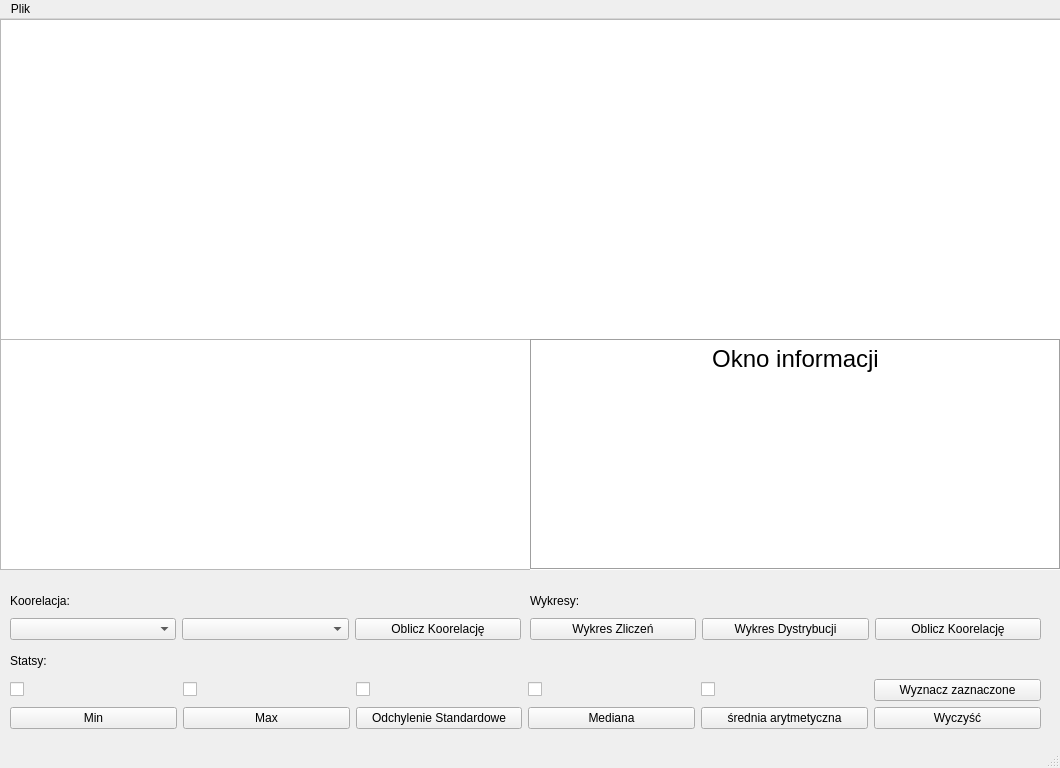
Old version of the form main.ui in the repository Krzys3n/Pynalise.
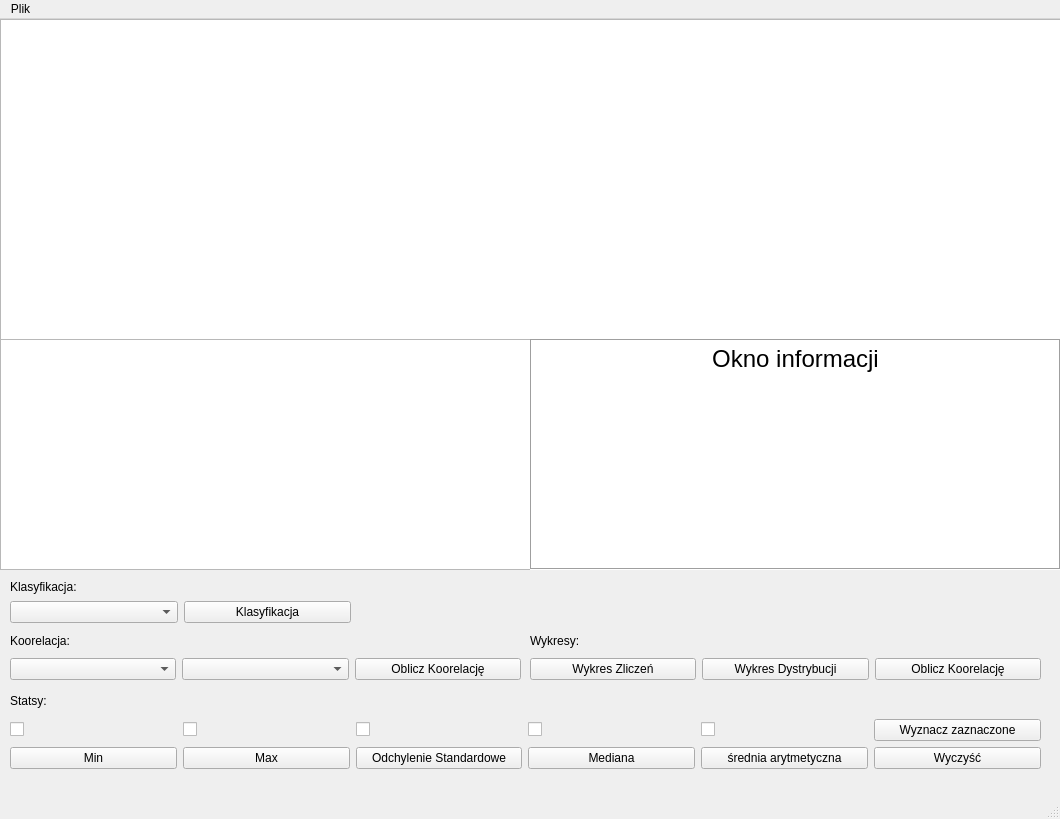
New version of the form.

Commit message: Klasyfikacja danych za pomocą drzewa binarnego

The edit to the form file:
```diff
--- a/main.ui
+++ b/main.ui
@@ -7,7 +7,7 @@
     <x>0</x>
     <y>0</y>
     <width>1060</width>
-    <height>768</height>
+    <height>819</height>
    </rect>
   </property>
   <property name="windowTitle">
@@ -66,7 +66,7 @@
     <property name="geometry">
      <rect>
       <x>10</x>
-      <y>630</y>
+      <y>670</y>
       <width>1031</width>
       <height>80</height>
      </rect>
@@ -214,7 +214,7 @@
     <property name="geometry">
      <rect>
       <x>10</x>
-      <y>570</y>
+      <y>610</y>
       <width>511</width>
       <height>51</height>
      </rect>
@@ -246,7 +246,7 @@
     <property name="geometry">
      <rect>
       <x>530</x>
-      <y>570</y>
+      <y>610</y>
       <width>511</width>
       <height>51</height>
      </rect>
@@ -282,6 +282,35 @@
      </item>
     </layout>
    </widget>
+   <widget class="QWidget" name="gridLayoutWidget_4">
+    <property name="geometry">
+     <rect>
+      <x>10</x>
+      <y>560</y>
+      <width>341</width>
+      <height>44</height>
+     </rect>
+    </property>
+    <layout class="QGridLayout" name="gridLayout_4">
+     <item row="1" column="0">
+      <widget class="QComboBox" name="comboBoxAtrybutClass"/>
+     </item>
+     <item row="0" column="0">
+      <widget class="QLabel" name="label_4">
+       <property name="text">
+        <string>Klasyfikacja:</string>
+       </property>
+      </widget>
+     </item>
+     <item row="1" column="1">
+      <widget class="QPushButton" name="pushButtonClass">
+       <property name="text">
+        <string>Klasyfikacja</string>
+       </property>
+      </widget>
+     </item>
+    </layout>
+   </widget>
   </widget>
   <widget class="QMenuBar" name="menubar">
    <property name="geometry">
```
The commit also changes 1 other file.
